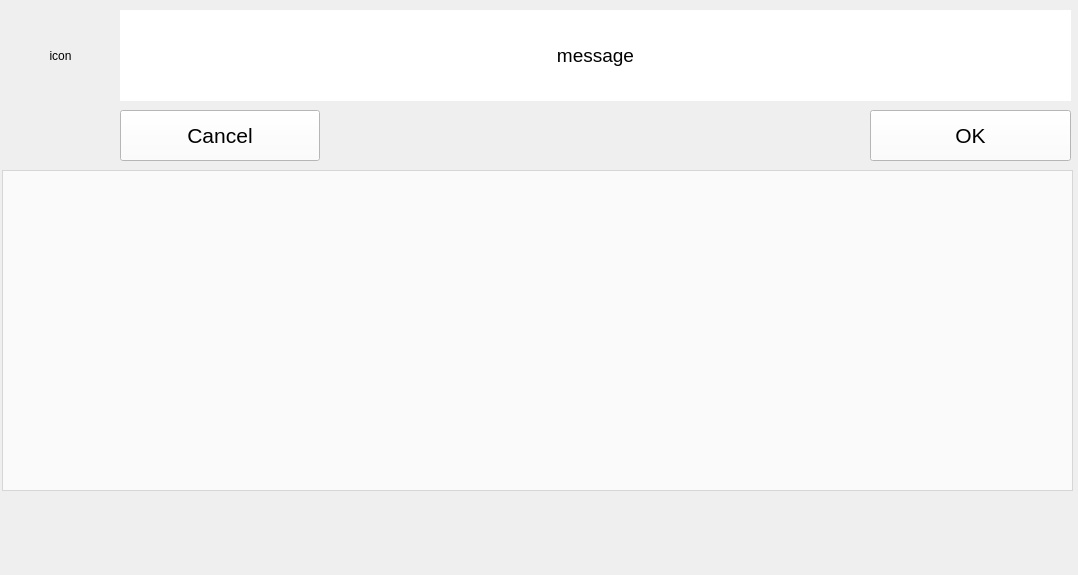
Above: src/alfa_CR6_frontend/ui/input_dialog.ui from alfa-sw/alfa_cr6 before the change. Below: the same form after it.
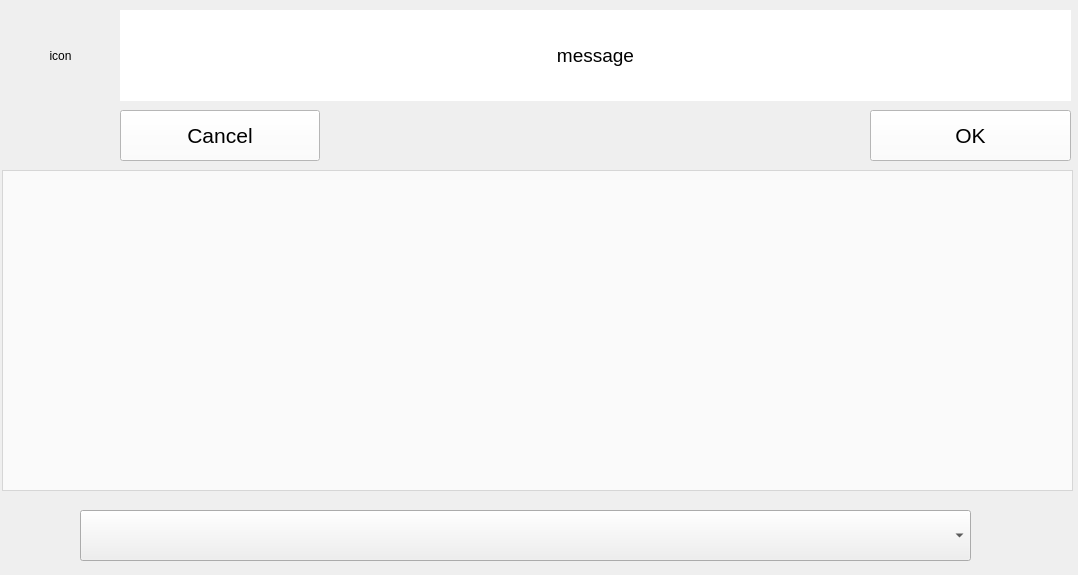
That is the form after the change.

Commit message: add 'choices' arg to 'InputDialog.show_dialog()' (#78)

```diff
--- a/src/alfa_CR6_frontend/ui/input_dialog.ui
+++ b/src/alfa_CR6_frontend/ui/input_dialog.ui
@@ -147,6 +147,22 @@
     <bool>false</bool>
    </property>
   </widget>
+  <widget class="QComboBox" name="combo_box">
+   <property name="geometry">
+    <rect>
+     <x>80</x>
+     <y>510</y>
+     <width>891</width>
+     <height>51</height>
+    </rect>
+   </property>
+   <property name="currentText">
+    <string/>
+   </property>
+   <property name="currentIndex">
+    <number>-1</number>
+   </property>
+  </widget>
  </widget>
  <resources/>
  <connections>
```
The commit also changes 3 other files.
